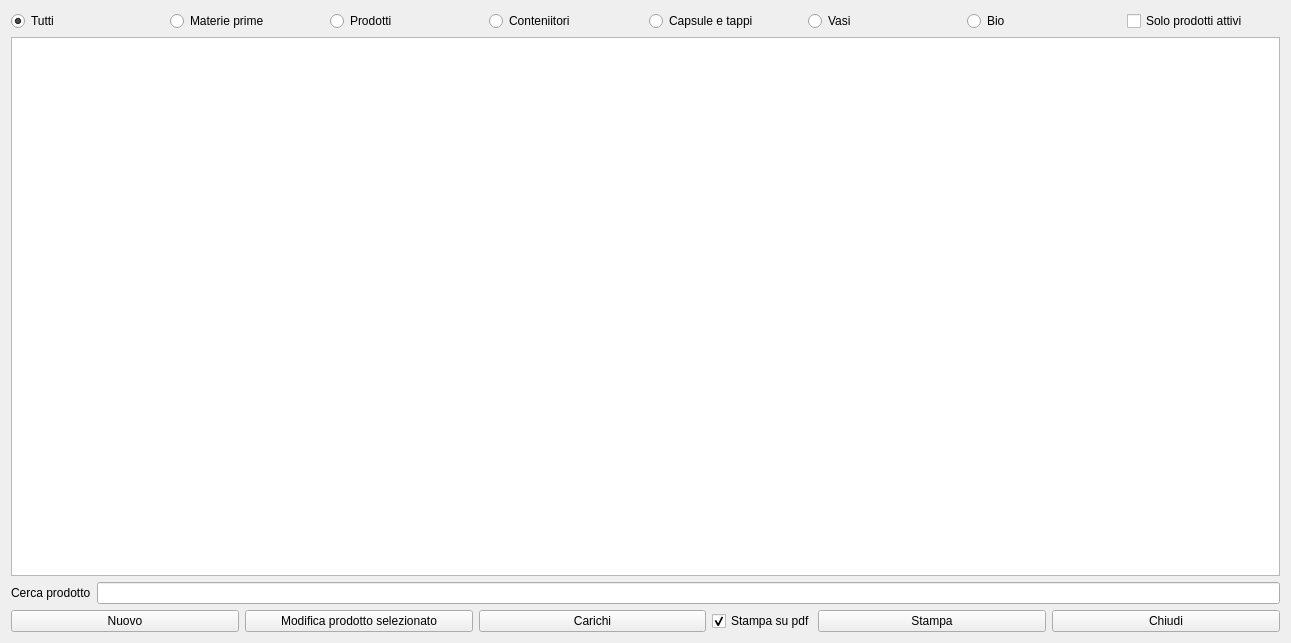
fblabs/hamlet-mod-sancon, file hprodottinew.ui: the form before one commit.
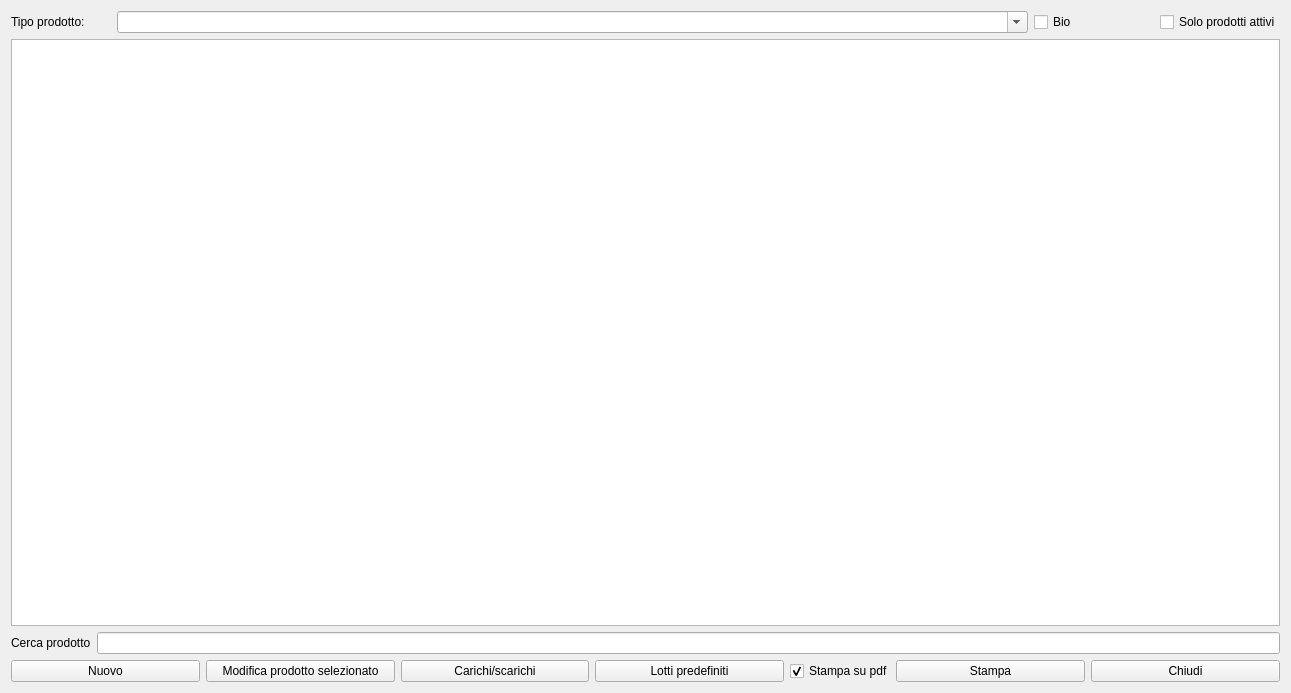
The form after the commit. Icons and pictures are not drawn.

Diff of the .ui file:
```diff
--- a/hprodottinew.ui
+++ b/hprodottinew.ui
@@ -10,7 +10,7 @@
     <x>0</x>
     <y>0</y>
     <width>1291</width>
-    <height>643</height>
+    <height>693</height>
    </rect>
   </property>
   <property name="windowTitle">
@@ -20,58 +20,52 @@
    <iconset resource="icons.qrc">
     <normaloff>:/Resources/Box.PNG</normaloff>:/Resources/Box.PNG</iconset>
   </property>
-  <layout class="QVBoxLayout" name="verticalLayout_2">
-   <item>
     <layout class="QVBoxLayout" name="verticalLayout">
      <item>
       <layout class="QHBoxLayout" name="horizontalLayout">
        <item>
-        <widget class="QRadioButton" name="rbAll">
+      <widget class="QLabel" name="label_2">
+       <property name="maximumSize">
+        <size>
+         <width>100</width>
+         <height>16777215</height>
+        </size>
+       </property>
          <property name="text">
-          <string>Tutti</string>
-         </property>
-         <property name="checked">
+        <string>Tipo prodotto:</string>
+       </property>
+      </widget>
+     </item>
+     <item>
+      <widget class="QComboBox" name="cbTipiProdotto">
+       <property name="sizePolicy">
+        <sizepolicy hsizetype="Preferred" vsizetype="Fixed">
+         <horstretch>0</horstretch>
+         <verstretch>0</verstretch>
+        </sizepolicy>
+       </property>
+       <property name="editable">
           <bool>true</bool>
          </property>
-        </widget>
-       </item>
-       <item>
-        <widget class="QRadioButton" name="rbMaterie">
-         <property name="text">
-          <string>Materie prime</string>
-         </property>
-        </widget>
-       </item>
-       <item>
-        <widget class="QRadioButton" name="rbProdotti">
-         <property name="text">
-          <string>Prodotti</string>
-         </property>
-        </widget>
-       </item>
-       <item>
-        <widget class="QRadioButton" name="rbContenitori">
-         <property name="text">
-          <string>Conteniitori</string>
+       <property name="insertPolicy">
+        <enum>QComboBox::NoInsert</enum>
+       </property>
+       <property name="sizeAdjustPolicy">
+        <enum>QComboBox::AdjustToContentsOnFirstShow</enum>
+       </property>
+       <property name="modelColumn">
+        <number>1</number>
          </property>
         </widget>
        </item>
        <item>
-        <widget class="QRadioButton" name="rbTappi">
-         <property name="text">
-          <string>Capsule e tappi</string>
-         </property>
-        </widget>
-       </item>
-       <item>
-        <widget class="QRadioButton" name="rbVasi">
-         <property name="text">
-          <string>Vasi</string>
-         </property>
-        </widget>
-       </item>
-       <item>
-        <widget class="QRadioButton" name="rbBio">
+      <widget class="QCheckBox" name="chbBio">
+       <property name="maximumSize">
+        <size>
+         <width>120</width>
+         <height>16777215</height>
+        </size>
+       </property>
          <property name="text">
           <string>Bio</string>
          </property>
@@ -79,6 +73,12 @@
        </item>
        <item>
         <widget class="QCheckBox" name="checkBox">
+       <property name="maximumSize">
+        <size>
+         <width>120</width>
+         <height>16777215</height>
+        </size>
+       </property>
          <property name="text">
           <string>Solo prodotti attivi</string>
          </property>
@@ -141,8 +141,6 @@
        </item>
       </layout>
      </item>
-    </layout>
-   </item>
    <item>
     <layout class="QHBoxLayout" name="horizontalLayout_2">
      <item>
@@ -182,7 +180,7 @@
      <item>
       <widget class="QPushButton" name="pbLoads">
        <property name="text">
-        <string>Carichi</string>
+        <string>Carichi/scarichi</string>
        </property>
        <property name="icon">
         <iconset resource="icons.qrc">
@@ -196,6 +194,23 @@
        </property>
       </widget>
      </item>
+     <item>
+      <widget class="QPushButton" name="pbPreferredLots">
+       <property name="text">
+        <string>Lotti predefiniti</string>
+       </property>
+       <property name="icon">
+        <iconset resource="icons.qrc">
+         <normaloff>:/Resources/Text-columns64.png</normaloff>:/Resources/Text-columns64.png</iconset>
+       </property>
+       <property name="iconSize">
+        <size>
+         <width>32</width>
+         <height>32</height>
+        </size>
+       </property>
+      </widget>
+     </item>
      <item>
       <widget class="QCheckBox" name="cbPdf">
        <property name="maximumSize">
```
Left out of the diff: 4 changed lines with no effect on the pictures. Lines whose indentation alone changed are shown as unchanged.
